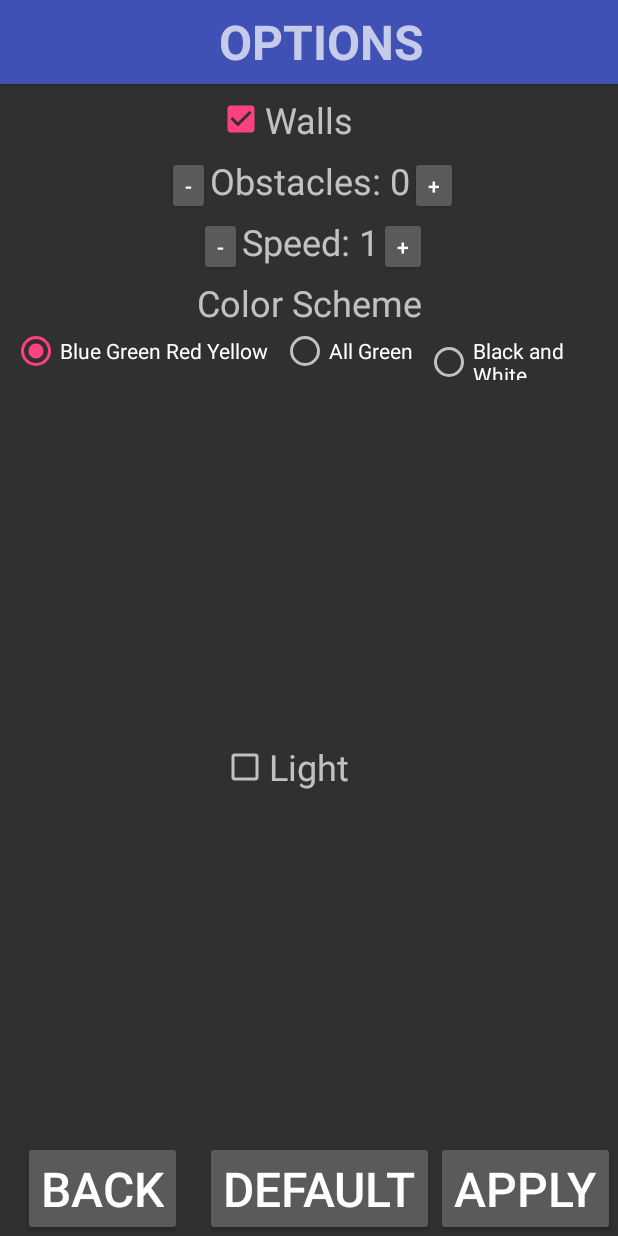
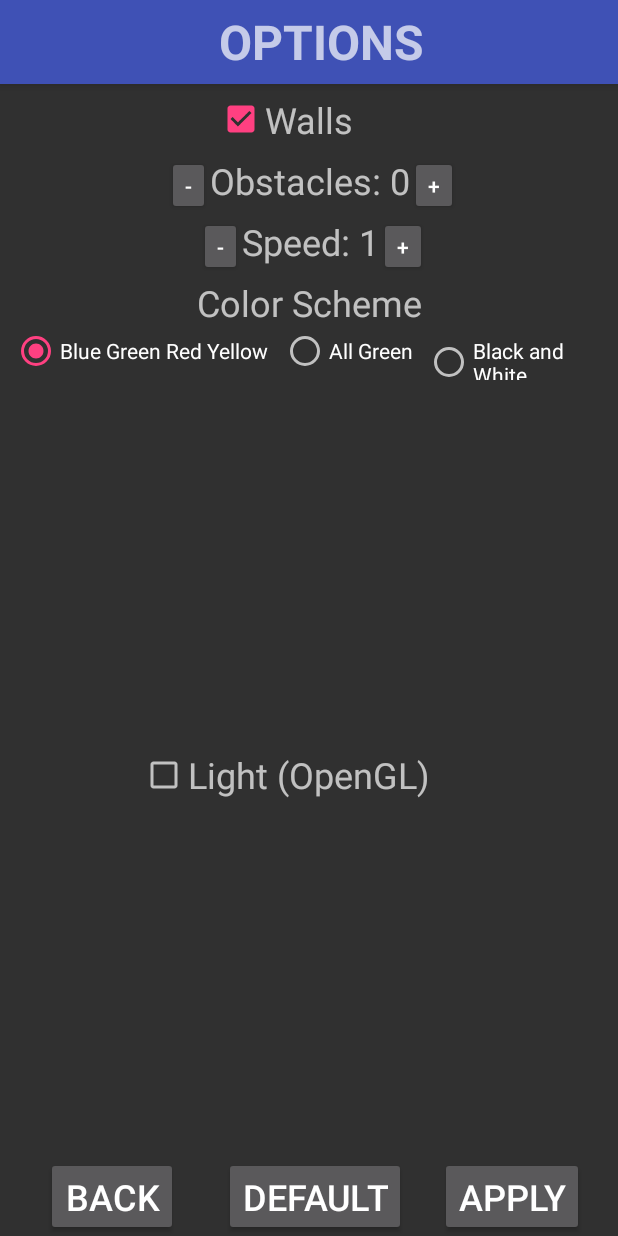
Before and after one commit to tloske/Snek, an Android app: the OptionsActivity screen opened directly, with no data from a screen before it, on a phone screen of 412 x 824 dp. Run offline under Robolectric (Android 15) with nearby library versions, the phone set to English and light mode, and no system bars; our stand-ins replace AdMob; 1 statement that could not run was skipped.

Commit message:
added comments and removed minor bugs

```diff
--- a/app/src/main/java/entw/app/android/snek/GameModel.java
+++ b/app/src/main/java/entw/app/android/snek/GameModel.java
@@ -1,6 +1,4 @@
 package entw.app.android.snek;
-
-import android.util.Log;
 
 import java.util.ArrayDeque;
 import java.util.ArrayList;
@@ -15,6 +13,11 @@ public class GameModel {
     private int mObstacleCount;
     private boolean mWalls;
 
+    /**
+     * @param ratio     The display ratio
+     * @param obstacles the amount of obstacles
+     * @param walls     if walls are part of the game or not
+     */
     GameModel(int ratio, int obstacles, boolean walls) {
         mScore = 0;
         mSnake[0] = ratio;
@@ -29,6 +32,9 @@ public class GameModel {
         spawnObstacles();
     }
 
+    /**
+     * Moves the snake in the direction it is currently traveling
+     */
     public void move() {
         mPrevPos.addFirst(new int[]{mSnake[0], mSnake[1]});
 
@@ -39,11 +45,17 @@ public class GameModel {
             mPrevPos.removeLast();
     }
 
+    /**
+     * Spawns food in a random position on the board
+     */
     private void spawnFood() {
         int pos[] = randPos();
         mGameBoard[pos[0]][pos[1]] = 1;
     }
 
+    /**
+     * Spawns obstacles up to the obstacle count on the board
+     */
     private void spawnObstacles() {
         for (int i = 0; i < mObstacleCount; i++) {
             int pos[];
@@ -55,9 +67,12 @@ public class GameModel {
         }
     }
 
+    /**
+     * Checks if the snake collides with a wall, an obstacle, food or with it self
+     *
+     * @return if the snake collided if anything
+     */
     public boolean checkCollision() {
-        Log.d("DEBUG", "Snake Length " + mSnake[2]);
-        Log.d("DEBUG", "List Size " + mPrevPos.size());
         if (mSnake[0] < 0 || Math.abs(mSnake[0]) >= mGameBoard.length) {
             if (mWalls)
                 return true;
@@ -91,6 +106,10 @@ public class GameModel {
         return false;
     }
 
+    /**
+     * Calculates an array containing a position coordinates using the size of the board
+     * @return the array containing coordinates
+     */
     private int[] randPos() {
         int[] pos = new int[2];
         pos[0] = (int) (Math.random() * mGameBoard.length);
@@ -98,26 +117,51 @@ public class GameModel {
         return pos;
     }
 
+    /**
+     * Returns the current score
+     * @return the score
+     */
     public int getScore() {
         return mScore;
     }
 
+    /**
+     * Returns the current position of the snake
+     * @return the snakes position
+     */
     public int[] getPos() {
         return new int[]{mSnake[0], mSnake[1]};
     }
 
+    /**
+     * An array that represents the board and contains the information where the food and obstacles are
+     * @return an array representation of the board
+     */
     public int[][] getBoard() {
         return mGameBoard;
     }
 
+    /**
+     * Sets the direction the snake is facing and traveling
+     * @param direction the direction
+     */
     public void setDirection(int[] direction) {
         this.direction = direction;
     }
 
+    /**
+     * Gets all the previous position of the snake, used to draw the body of the snake
+     * @return a deque containing the previous positions of the snake
+     */
     public ArrayDeque<int[]> getPrevPos() {
         return mPrevPos;
     }
 
+    /**
+     * Returns the given coordinates and returns them as coordinates in the OpenGL context
+     * @param coords    the coordinates on the board
+     * @return OpenGL Coordinates
+     */
     public float[] OpenGLCoords(int coords[]) {
         float[] pos = new float[3];
         pos[0] = (coords[0] - (mGameBoard.length / 2)) / 10.0f;
@@ -126,6 +170,11 @@ public class GameModel {
         return pos;
     }
 
+    /**
+     * Returns OpenGL coordinates for an ArrayList of coordinates
+     * @param positions Deque containing coordinates
+     * @return a list with OpenGL coordinates
+     */
     public ArrayList<float[]> OpenGLCoords(ArrayDeque<int[]> positions) {
         ArrayList<float[]> newList = new ArrayList<>();
 
@@ -135,4 +184,13 @@ public class GameModel {
 
         return newList;
     }
+
+    /**
+     * Returns the current size of the snake
+     *
+     * @return size of the snake
+     */
+    public int getSnakeSize() {
+        return mSnake[2];
+    }
 }
--- a/app/src/main/java/entw/app/android/snek/OpenGL/GameSurface.java
+++ b/app/src/main/java/entw/app/android/snek/OpenGL/GameSurface.java
@@ -3,7 +3,9 @@ package entw.app.android.snek.OpenGL;
 import android.content.Context;
 import android.opengl.GLSurfaceView;
 
-
+/**
+ * The GameSurface on which the OpenGL scene is drawn
+ */
 public class GameSurface extends GLSurfaceView {
 
 
--- a/app/src/main/java/entw/app/android/snek/OpenGL/Square.java
+++ b/app/src/main/java/entw/app/android/snek/OpenGL/Square.java
@@ -8,6 +8,9 @@ import java.nio.ByteOrder;
 import java.nio.FloatBuffer;
 import java.nio.ShortBuffer;
 
+/**
+ * Class no longer used was replaced by cube class
+ */
 public class Square {
 
     private float[] prevPosition = new float[3];
--- a/app/src/main/java/entw/app/android/snek/OptionsActivity.java
+++ b/app/src/main/java/entw/app/android/snek/OptionsActivity.java
@@ -30,11 +30,7 @@ public class OptionsActivity extends AppCompatActivity {
         Toolbar myToolbar = findViewById(R.id.toolbar);
         setActionBar(myToolbar);
 
-//        walls = SnakeActivity.getWalls();
-//        obstacles = SnakeActivity.getObstacleCount();
-//        speed = ((100 - SnakeActivity.getDelay()) / 10) + 1;
-//        color = SnakeActivity.getColorID();
-
+        // Loads all the Options from the save file
         try {
             save = SnakeActivity.loadSave(getFilesDir(), "snake.save");
             if (save == null) {
@@ -49,6 +45,10 @@ public class OptionsActivity extends AppCompatActivity {
             e.printStackTrace();
         }
 
+
+        /*
+        Sets all the options in the menu using the data from the save file
+         */
         cbWalls = findViewById(R.id.walls_checkbox);
         cbWalls.setChecked(walls);
 
@@ -74,18 +74,32 @@ public class OptionsActivity extends AppCompatActivity {
         }
     }
 
+    /**
+     * Increases the obstacles count by 1
+     *
+     * @param view
+     */
     public void increaseObstacles(View view) {
         obstacles++;
         tvObstacles.setText("Obstacles: " + obstacles);
     }
 
+    /**
+     * Decreases the obstacle count by 1
+     * @param view
+     */
     public void decreaseObstacles(View view) {
-        if (obstacles >= 0) {
+        if (obstacles > 0) {
             obstacles--;
             tvObstacles.setText("Obstacles: " + obstacles);
         }
     }
 
+    /**
+     * Increases the speed of the snake by 1 which decreases the gameloops delay by 10
+     * Speed can't by higher than 10
+     * @param view
+     */
     public void increaseSpeed(View view) {
         if (speed < 10) {
             speed++;
@@ -93,6 +107,11 @@ public class OptionsActivity extends AppCompatActivity {
         }
     }
 
+    /**
+     * Decreases the speed of the snake by 1 which increases the gameloops delay by 10
+     * Speed cant by less than 1
+     * @param view
+     */
     public void decreaseSpeed(View view) {
         if (speed > 1) {
             speed--;
@@ -100,12 +119,11 @@ public class OptionsActivity extends AppCompatActivity {
         }
     }
 
+    /**
+     * Applys the changes an saves the options
+     * @param view
+     */
     public void apply(View view) {
-        //SnakeActivity.setDelay(100 - (speed - 1) * 10);
-        //SnakeActivity.setObstacleCount(obstacles);
-        //SnakeActivity.setWalls(cbWalls.isChecked());
-        //SnakeActivity.setColorID(color);
-
         save.setColor(color);
         save.setObstacleCount(obstacles);
         save.setSpeed(100 - (speed - 1) * 10);
@@ -118,10 +136,18 @@ public class OptionsActivity extends AppCompatActivity {
         }
     }
 
+    /**
+     * Returns to the previous screen
+     * @param view
+     */
     public void back(View view) {
         finish();
     }
 
+    /**
+     * Sets the color scheme depending on which radio button has been checked
+     * @param view
+     */
     public void onRadioButtonClicked(View view) {
 
         boolean checked = ((RadioButton) view).isChecked();
@@ -142,6 +168,10 @@ public class OptionsActivity extends AppCompatActivity {
         }
     }
 
+    /**
+     * Creates a new savegame which contain default settings and loads these settings
+     * @param view
+     */
     public void defaultSettings(View view) {
         int score = save.getHighScore();
         save = new Save();
--- a/app/src/main/java/entw/app/android/snek/Save.java
+++ b/app/src/main/java/entw/app/android/snek/Save.java
@@ -2,6 +2,9 @@ package entw.app.android.snek;
 
 import java.io.Serializable;
 
+/**
+ * Contains all the variables that need to be saved
+ */
 public class Save implements Serializable {
 
     private int highScore = 0;
--- a/app/src/main/res/layout/activity_options.xml
+++ b/app/src/main/res/layout/activity_options.xml
@@ -165,7 +165,7 @@
         android:layout_width="wrap_content"
         android:layout_height="wrap_content"
         android:layout_marginTop="8dp"
-        android:text="Light"
+        android:text="Light (OpenGL)"
         android:textSize="24sp"
         app:layout_constraintBottom_toTopOf="@id/default_settings"
         app:layout_constraintLeft_toLeftOf="parent"
@@ -178,7 +178,7 @@
         android:layout_height="wrap_content"
         android:onClick="apply"
         android:text="apply"
-        android:textSize="32dp"
+        android:textSize="24sp"
         app:layout_constraintBottom_toBottomOf="parent"
         app:layout_constraintLeft_toRightOf="@id/default_settings"
         app:layout_constraintRight_toRightOf="parent" />
@@ -189,7 +189,7 @@
         android:layout_height="wrap_content"
         android:onClick="defaultSettings"
         android:text="default"
-        android:textSize="32dp"
+        android:textSize="24sp"
         app:layout_constraintBottom_toBottomOf="parent"
         app:layout_constraintLeft_toLeftOf="@id/back"
         app:layout_constraintRight_toRightOf="@id/apply" />
@@ -200,7 +200,7 @@
         android:layout_height="wrap_content"
         android:onClick="back"
         android:text="back"
-        android:textSize="32dp"
+        android:textSize="24sp"
         app:layout_constraintBottom_toBottomOf="parent"
         app:layout_constraintLeft_toLeftOf="parent"
         app:layout_constraintRight_toLeftOf="@id/default_settings" />
--- a/app/src/main/res/values/colors.xml
+++ b/app/src/main/res/values/colors.xml
@@ -9,10 +9,10 @@
     <color name="colorFood">#FF00FF00</color>
 
     <array name="colorScheme1">
-        <item>#FFFFD600</item>
-        <item>#FF0000FF</item>
-        <item>#FF00FF00</item>
-        <item>#FFFF0000</item>
+        <item>#FFFFD600</item>  <!--BackGroundColor-->
+        <item>#FF0000FF</item>  <!--SnakeColor-->
+        <item>#FF00FF00</item>  <!--FoodColor-->
+        <item>#FFFF0000</item>  <!--ObstacleColor-->
     </array>
 
     <array name="colorScheme2">
```
Also changed, not shown: app/src/main/java/entw/app/android/snek/MainActivity.java (+15 -0 lines), app/src/main/java/entw/app/android/snek/OpenGL/Cube.java (+18 -39 lines), app/src/main/java/entw/app/android/snek/OpenGL/GameRenderer.java (+99 -69 lines), app/src/main/java/entw/app/android/snek/SnakeActivity.java (+55 -44 lines), app/src/main/java/entw/app/android/snek/SnakeView.java (+5 -10 lines).
